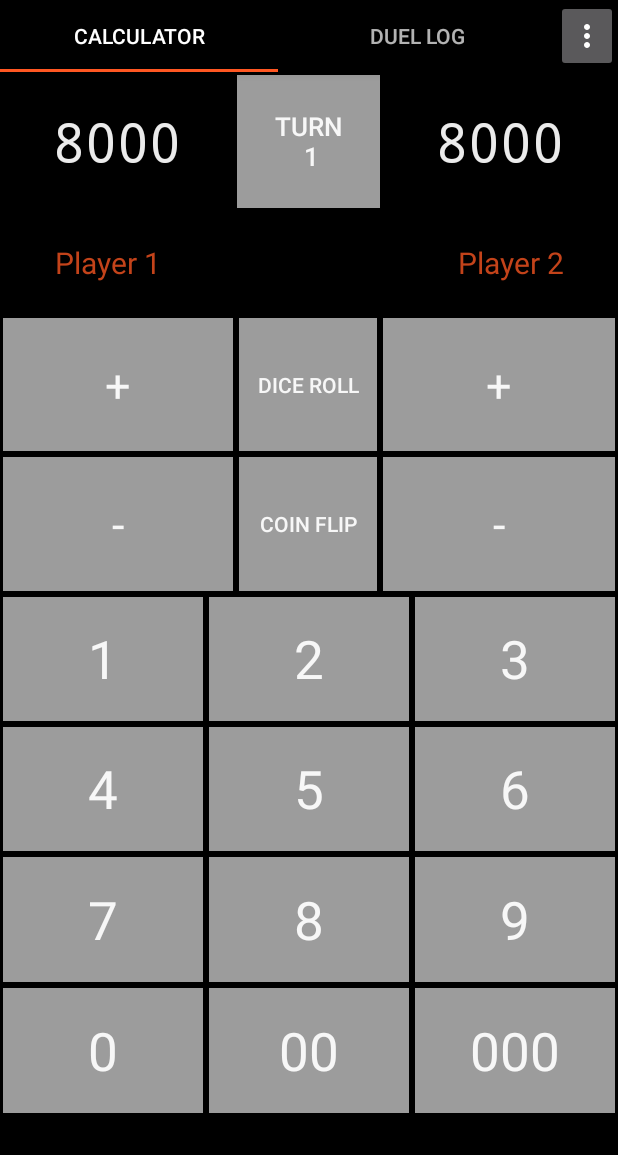
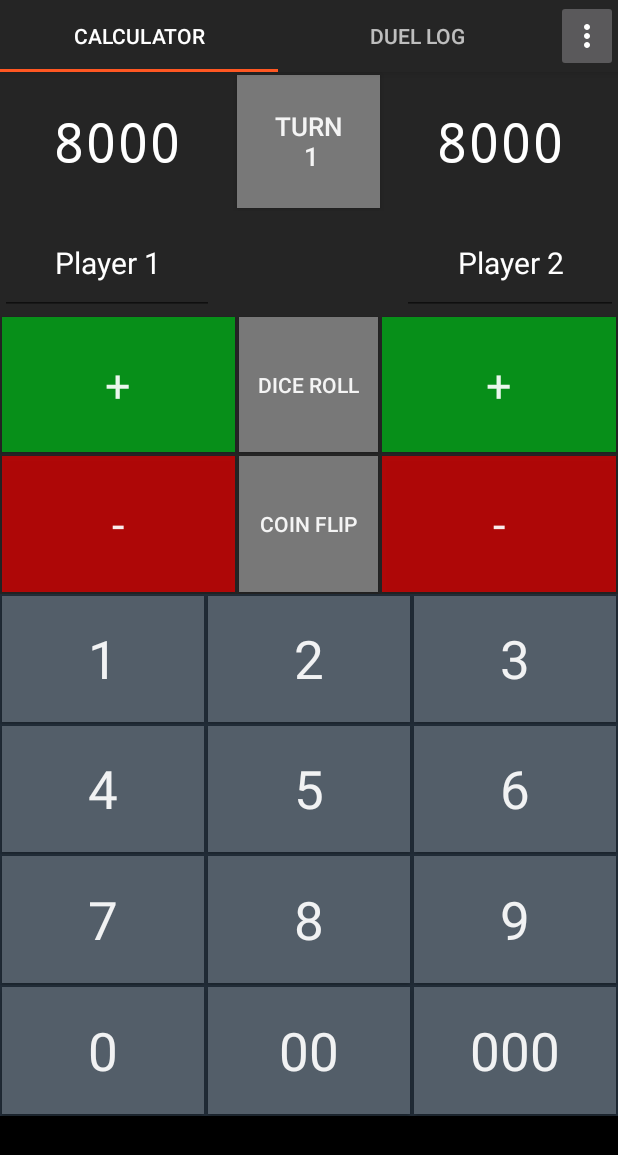
Before and after one commit to amicloud/SideDeck, an Android app: the screen it shows after launch (MainActivity), on a phone screen of 412 x 824 dp. Shown: the top 1155 px of the screen. Run offline under Robolectric (Android 15) with nearby library versions, the phone set to English and light mode, and no system bars; our stand-ins replace AdMob.

Commit message:
Created a new color scheme named "a_material"
Plans to add other schemes that the user can choose from, following the naming convention "b_material", "c_material" and so on

```diff
--- a/app/src/main/java/com/outplaysoftworks/sidedeck/CalcFragment.java
+++ b/app/src/main/java/com/outplaysoftworks/sidedeck/CalcFragment.java
@@ -293,4 +293,6 @@ public class CalcFragment extends Fragment {
         lpToast.show();
         LogFragment.addDataToSection(turnNumber,toastText);
     }
+
+
 }
--- a/app/src/main/java/com/outplaysoftworks/sidedeck/MainActivity.java
+++ b/app/src/main/java/com/outplaysoftworks/sidedeck/MainActivity.java
@@ -21,6 +21,7 @@ import android.view.View;
 import android.widget.AdapterView;
 import android.widget.ArrayAdapter;
 import android.widget.ListView;
+import android.widget.TextView;
 
 public class MainActivity extends AppCompatActivity {
     private String[] mPlanetTitles;
@@ -29,6 +30,8 @@ public class MainActivity extends AppCompatActivity {
     PopupMenu popup;
     private SectionsPagerAdapter mSectionsPagerAdapter;
     ViewPager mViewPager;
+    TextView playerOneName;
+    TextView playerTwoName;
 
     @Override
     protected void onCreate(Bundle savedInstanceState) {
@@ -67,6 +70,9 @@ public class MainActivity extends AppCompatActivity {
             }
         });
         //End of pure layout stuff
+
+        playerOneName = (TextView)findViewById(R.id.playerOneName);
+        playerTwoName= (TextView)findViewById(R.id.playerTwoName);
 
     }
 
@@ -207,4 +213,10 @@ public class MainActivity extends AppCompatActivity {
     public void coinFlip(View view){
         CalcFragment.coinFlip();
     }
+
+    @Override
+    public void onBackPressed(){
+        playerOneName.clearFocus();
+        playerTwoName.clearFocus();
+    }
 }
--- /dev/null
+++ b/app/src/main/res/drawable/button_pressed_green.xml
@@ -0,0 +1,14 @@
+<?xml version="1.0" encoding="utf-8"?>
+<selector xmlns:android="http://schemas.android.com/apk/res/android">
+    <item
+        android:state_focused="true"
+        android:state_pressed="true"
+        android:drawable="@color/a_material_accent" />
+
+    <item
+        android:state_focused="false"
+        android:state_pressed="true"
+        android:drawable="@color/a_material_green_dark" />
+
+    <item android:drawable="@color/a_material_green" />
+</selector>
--- /dev/null
+++ b/app/src/main/res/drawable/button_pressed_number.xml
@@ -0,0 +1,14 @@
+<?xml version="1.0" encoding="utf-8"?>
+<selector xmlns:android="http://schemas.android.com/apk/res/android">
+    <item
+        android:state_focused="true"
+        android:state_pressed="true"
+        android:drawable="@color/a_material_accent" />
+
+    <item
+        android:state_focused="false"
+        android:state_pressed="true"
+        android:drawable="@color/a_material_dark_tinted_dark" />
+
+    <item android:drawable="@color/a_material_dark_tinted" />
+</selector>
--- /dev/null
+++ b/app/src/main/res/drawable/button_pressed_operator.xml
@@ -0,0 +1,14 @@
+<?xml version="1.0" encoding="utf-8"?>
+<selector xmlns:android="http://schemas.android.com/apk/res/android">
+    <item
+        android:state_focused="true"
+        android:state_pressed="true"
+        android:drawable="@color/a_material_accent" />
+
+    <item
+        android:state_focused="false"
+        android:state_pressed="true"
+        android:drawable="@color/a_material_light_dark" />
+
+    <item android:drawable="@color/a_material_light" />
+</selector>
--- a/app/src/main/res/drawable/button_pressed.xml
+++ b/app/src/main/res/drawable/button_pressed_red.xml
@@ -3,12 +3,12 @@
     <item
         android:state_focused="true"
         android:state_pressed="true"
-        android:drawable="@color/accent" />
+        android:drawable="@color/a_material_accent" />
 
     <item
         android:state_focused="false"
         android:state_pressed="true"
-        android:drawable="@color/primary" />
+        android:drawable="@color/a_material_red_dark" />
 
-    <item android:drawable="@color/primary_light" />
+    <item android:drawable="@color/a_material_red" />
 </selector>
--- a/app/src/main/res/layout/activity_main.xml
+++ b/app/src/main/res/layout/activity_main.xml
@@ -27,7 +27,8 @@
                 <LinearLayout
                     android:layout_width="0dp"
                     android:layout_height="wrap_content"
-                    android:layout_weight="9">
+                    android:layout_weight="9"
+                    android:background="@color/a_material_dark">
                     <android.support.design.widget.TabLayout
                         android:id="@+id/tabs"
                         android:layout_width="match_parent"
@@ -37,7 +38,8 @@
                 <LinearLayout
                     android:layout_width="0dp"
                     android:layout_height="match_parent"
-                    android:layout_weight="1">
+                    android:layout_weight="1"
+                    android:background="@color/a_material_dark">
                     <ImageButton
                         android:layout_width="match_parent"
                         android:layout_height="match_parent"
@@ -68,7 +70,8 @@
             android:id="@+id/container"
             android:layout_width="match_parent"
             android:layout_height="match_parent"
-            app:layout_behavior="@string/appbar_scrolling_view_behavior" />
+            app:layout_behavior="@string/appbar_scrolling_view_behavior"
+            android:background="@color/a_material_dark" />
 
         <android.support.design.widget.FloatingActionButton
             android:id="@+id/fab"
--- a/app/src/main/res/layout/fragment_calc.xml
+++ b/app/src/main/res/layout/fragment_calc.xml
@@ -8,13 +8,13 @@
         android:layout_width="match_parent"
         android:layout_height="match_parent"
         android:orientation="vertical"
-        android:background="@color/primary">
+        android:background="@color/a_material_dark">
         <LinearLayout
             android:layout_width="fill_parent"
             android:layout_height="0dp"
             android:layout_weight="9"
             android:orientation="vertical"
-            android:background="@color/primary">
+            android:background="@color/a_material_dark">
 
             <!--First layout, for points and turn indicator-->
             <LinearLayout
@@ -34,7 +34,7 @@
                     android:maxLength="6"
                     android:layout_margin="2dp"
                     android:typeface="monospace"
-                    android:textColor="@color/primary_text" />
+                    android:textColor="@color/a_material_white" />
 
                 <Button android:id="@+id/buttonTurn"
                     android:layout_width="0dp"
@@ -43,7 +43,7 @@
                     android:text="Turn \n1"
                     android:textSize="17dp"
                     android:layout_margin="2dp"
-                    android:background="@drawable/button_pressed"
+                    android:background="@drawable/button_pressed_operator"
                     style="?android:attr/borderlessButtonStyle"
                     android:elevation="3dp"
                     android:textColor="@color/primary_text"
@@ -61,7 +61,7 @@
                     android:maxLength="6"
                     android:layout_margin="2dp"
                     android:typeface="monospace"
-                    android:textColor="@color/primary_text" />
+                    android:textColor="@color/a_material_white" />
 
             </LinearLayout>
 
@@ -87,7 +87,7 @@
                     android:elevation="0dp"
                     android:gravity="left|center_vertical"
                     android:typeface="sans"
-                    android:textColor="@color/accenttranslucent"
+                    android:textColor="@color/a_material_white"
                     android:textSize="20dp"
                     android:textIsSelectable="false"
                     android:clickable="true"
@@ -112,7 +112,7 @@
                     android:textSize="30dp"
                     android:elevation="0dp"
                     android:onClick="resetNumberHolder"
-                    android:textColor="@color/primary_text"
+                    android:textColor="@color/a_material_white"
                     android:textStyle="bold" />
 
                 <EditText
@@ -129,7 +129,7 @@
                     android:lines="1"
                     android:elevation="0dp"
                     android:typeface="sans"
-                    android:textColor="@color/accenttranslucent"
+                    android:textColor="@color/a_material_white"
                     android:textSize="20dp"
                     android:clickable="true"
                     android:focusable="true"
@@ -155,8 +155,8 @@
                     android:layout_weight="5"
                     android:text="+"
                     android:onClick="modLP"
-                    android:layout_margin="2dp"
-                    android:background="@drawable/button_pressed"
+                    android:layout_margin="1dp"
+                    android:background="@drawable/button_pressed_green"
                     style="?android:attr/borderlessButtonStyle"
                     android:elevation="2dp"
                     android:textSize="30dp"
@@ -169,8 +169,8 @@
                     android:layout_height="match_parent"
                     android:layout_weight="3"
                     android:text="Dice Roll"
-                    android:layout_margin="2dp"
-                    android:background="@drawable/button_pressed"
+                    android:layout_margin="1dp"
+                    android:background="@drawable/button_pressed_operator"
                     style="?android:attr/borderlessButtonStyle"
                     android:elevation="2dp"
                     android:textColor="@color/primary_text"
@@ -184,8 +184,8 @@
                     android:layout_weight="5"
                     android:text="+"
                     android:onClick="modLP"
-                    android:layout_margin="2dp"
-                    android:background="@drawable/button_pressed"
+                    android:layout_margin="1dp"
+                    android:background="@drawable/button_pressed_green"
                     style="?android:attr/borderlessButtonStyle"
                     android:elevation="2dp"
                     android:textSize="30dp"
@@ -208,8 +208,8 @@
                     android:layout_weight="5"
                     android:text="-"
                     android:onClick="modLP"
-                    android:layout_margin="2dp"
-                    android:background="@drawable/button_pressed"
+                    android:layout_margin="1dp"
+                    android:background="@drawable/button_pressed_red"
                     style="?android:attr/borderlessButtonStyle"
                     android:elevation="2dp"
                     android:textSize="30dp"
@@ -222,8 +222,8 @@
                     android:layout_height="match_parent"
                     android:layout_weight="3"
                     android:text="Coin Flip"
-                    android:layout_margin="2dp"
-                    android:background="@drawable/button_pressed"
+                    android:layout_margin="1dp"
+                    android:background="@drawable/button_pressed_operator"
                     style="?android:attr/borderlessButtonStyle"
                     android:elevation="2dp"
                     android:textColor="@color/primary_text"
@@ -237,8 +237,8 @@
                     android:layout_weight="5"
                     android:text="-"
                     android:onClick="modLP"
-                    android:layout_margin="2dp"
-                    android:background="@drawable/button_pressed"
+                    android:layout_margin="1dp"
+                    android:background="@drawable/button_pressed_red"
                     style="?android:attr/borderlessButtonStyle"
                     android:elevation="2dp"
                     android:textSize="30dp"
@@ -258,7 +258,7 @@
             android:layout_height="0dp"
             android:layout_weight="9"
             android:orientation="vertical"
-            android:background="@color/primary">
+            android:background="@color/a_material_dark_tinted_dark">
 
             <LinearLayout
                 android:layout_width="match_parent"
@@ -279,13 +279,13 @@
                     android:typeface="sans"
                     android:elegantTextHeight="false"
                     android:fontFamily="roboto"
-                    android:layout_margin="2dp"
+                    android:layout_margin="1dp"
                     android:elevation="2dp"
                     android:ellipsize="start"
                     android:padding="0dp"
                     android:outlineProvider="background"
                     style="?android:attr/borderlessButtonStyle"
-                    android:background="@drawable/button_pressed"
+                    android:background="@drawable/button_pressed_number"
                     android:shadowColor="#000000"
                     android:nestedScrollingEnabled="false"
                     android:textColor="@color/primary_text" />
@@ -301,13 +301,13 @@
                     android:typeface="sans"
                     android:elegantTextHeight="false"
                     android:fontFamily="roboto"
-                    android:layout_margin="2dp"
+                    android:layout_margin="1dp"
                     android:elevation="2dp"
                     android:ellipsize="start"
                     android:padding="0dp"
                     android:outlineProvider="background"
                     style="?android:attr/borderlessButtonStyle"
-                    android:background="@drawable/button_pressed"
+                    android:background="@drawable/button_pressed_number"
                     android:shadowColor="#000000"
                     android:nestedScrollingEnabled="false"
                     android:textColor="@color/primary_text" />
@@ -323,13 +323,13 @@
                     android:onClick="addToNumberHolder"
                     android:elegantTextHeight="false"
                     android:fontFamily="roboto"
-                    android:layout_margin="2dp"
+                    android:layout_margin="1dp"
                     android:elevation="2dp"
                     android:ellipsize="start"
                     android:padding="0dp"
                     android:outlineProvider="background"
                     style="?android:attr/borderlessButtonStyle"
-                    android:background="@drawable/button_pressed"
+                    android:background="@drawable/button_pressed_number"
                     android:shadowColor="#000000"
                     android:nestedScrollingEnabled="false"
                     android:textColor="@color/primary_text" />
@@ -353,13 +353,13 @@
                     android:onClick="addToNumberHolder"
                     android:elegantTextHeight="false"
                     android:fontFamily="roboto"
-                    android:layout_margin="2dp"
+                    android:layout_margin="1dp"
                     android:elevation="2dp"
                     android:ellipsize="start"
                     android:padding="0dp"
                     android:outlineProvider="background"
                     style="?android:attr/borderlessButtonStyle"
-                    android:background="@drawable/button_pressed"
+                    android:background="@drawable/button_pressed_number"
                     android:nestedScrollingEnabled="false"
                     android:textColor="@color/primary_text" />
                 <Button
@@ -374,13 +374,13 @@
                     android:onClick="addToNumberHolder"
                     android:elegantTextHeight="false"
                     android:fontFamily="roboto"
-                    android:layout_margin="2dp"
+                    android:layout_margin="1dp"
                     android:elevation="2dp"
                     android:ellipsize="start"
                     android:padding="0dp"
                     android:outlineProvider="background"
                     style="?android:attr/borderlessButtonStyle"
-                    android:background="@drawable/button_pressed"
+                    android:background="@drawable/button_pressed_number"
                     android:nestedScrollingEnabled="false"
                     android:textColor="@color/primary_text" />
                 <Button
@@ -395,13 +395,13 @@
                     android:onClick="addToNumberHolder"
                     android:elegantTextHeight="false"
                     android:fontFamily="roboto"
-                    android:layout_margin="2dp"
+                    android:layout_margin="1dp"
                     android:elevation="2dp"
                     android:ellipsize="start"
                     android:padding="0dp"
                     android:outlineProvider="background"
                     style="?android:attr/borderlessButtonStyle"
-                    android:background="@drawable/button_pressed"
+                    android:background="@drawable/button_pressed_number"
                     android:nestedScrollingEnabled="false"
                     android:textColor="@color/primary_text" />
 
@@ -424,13 +424,13 @@
                     android:onClick="addToNumberHolder"
                     android:elegantTextHeight="false"
                     android:fontFamily="roboto"
-                    android:layout_margin="2dp"
+                    android:layout_margin="1dp"
                     android:elevation="2dp"
                     android:ellipsize="start"
                     android:padding="0dp"
                     android:outlineProvider="background"
                     style="?android:attr/borderlessButtonStyle"
-                    android:background="@drawable/button_pressed"
+                    android:background="@drawable/button_pressed_number"
                     android:nestedScrollingEnabled="false"
                     android:textColor="@color/primary_text" />
                 <Button
@@ -445,13 +445,13 @@
                     android:onClick="addToNumberHolder"
                     android:elegantTextHeight="false"
                     android:fontFamily="roboto"
-                    android:layout_margin="2dp"
+                    android:layout_margin="1dp"
                     android:elevation="2dp"
                     android:ellipsize="start"
                     android:padding="0dp"
                     android:outlineProvider="background"
                     style="?android:attr/borderlessButtonStyle"
-                    android:background="@drawable/button_pressed"
+                    android:background="@drawable/button_pressed_number"
                     android:nestedScrollingEnabled="false"
                     android:textColor="@color/primary_text" />
                 <Button
@@ -466,13 +466,13 @@
                     android:onClick="addToNumberHolder"
                     android:elegantTextHeight="false"
                     android:fontFamily="roboto"
-                    android:layout_margin="2dp"
+                    android:layout_margin="1dp"
                     android:elevation="2dp"
                     android:ellipsize="start"
                     android:padding="0dp"
                     android:outlineProvider="background"
                     style="?android:attr/borderlessButtonStyle"
-                    android:background="@drawable/button_pressed"
+                    android:background="@drawable/button_pressed_number"
                     android:nestedScrollingEnabled="false"
                     android:textColor="@color/primary_text" />
 
@@ -496,13 +496,13 @@
                     android:onClick="addToNumberHolder"
                     android:elegantTextHeight="false"
                     android:fontFamily="roboto"
-                    android:layout_margin="2dp"
+                    android:layout_margin="1dp"
                     android:elevation="2dp"
                     android:ellipsize="start"
                     android:padding="0dp"
                     android:outlineProvider="background"
                     style="?android:attr/borderlessButtonStyle"
-                    android:background="@drawable/button_pressed"
+                    android:background="@drawable/button_pressed_number"
                     android:nestedScrollingEnabled="false"
                     android:textColor="@color/primary_text" />
                 <Button
@@ -517,13 +517,13 @@
                     android:onClick="addToNumberHolder"
                     android:elegantTextHeight="false"
                     android:fontFamily="roboto"
-                    android:layout_margin="2dp"
+                    android:layout_margin="1dp"
                     android:elevation="2dp"
                     android:ellipsize="start"
                     android:padding="0dp"
                     android:outlineProvider="background"
                     style="?android:attr/borderlessButtonStyle"
-                    android:background="@drawable/button_pressed"
+                    android:background="@drawable/button_pressed_number"
                     android:nestedScrollingEnabled="false"
                     android:textColor="@color/primary_text" />
                 <Button
@@ -538,13 +538,13 @@
                     android:onClick="addToNumberHolder"
                     android:elegantTextHeight="false"
                     android:fontFamily="roboto"
-                    android:layout_margin="2dp"
+                    android:layout_margin="1dp"
                     android:elevation="2dp"
                     android:ellipsize="start"
                     android:padding="0dp"
                     android:outlineProvider="background"
                     style="?android:attr/borderlessButtonStyle"
-                    android:background="@drawable/button_pressed"
+                    android:background="@drawable/button_pressed_number"
                     android:nestedScrollingEnabled="false"
                     android:textColor="@color/primary_text" />
 
--- a/app/src/main/res/layout/fragment_log.xml
+++ b/app/src/main/res/layout/fragment_log.xml
@@ -10,7 +10,8 @@
         android:layout_width="match_parent"
         android:layout_height="match_parent"
         android:id="@+id/viewHolder"
-        android:orientation="vertical">
+        android:orientation="vertical"
+        android:background="@color/a_material_dark">
 
     </LinearLayout>
 
--- a/app/src/main/res/values/colors.xml
+++ b/app/src/main/res/values/colors.xml
@@ -1,6 +1,6 @@
 <?xml version="1.0" encoding="utf-8"?>
 <resources>
-    <color name="primary">#000000</color>
+    <color name="primary">#ffffff</color>
     <color name="primary_dark">#616161</color>
     <color name="primary_light">#9c9c9c</color>
     <color name="accent">#ff5722</color>
@@ -11,4 +11,19 @@
 
     <color name="trans">#00b3e5fc</color>
     <color name="accenttranslucent">#c3ff5722</color>
+
+    <color name="a_material_dark">#252525</color>
+    <color name="a_material_light">#787878</color>
+    <color name="a_material_light_dark">#505050</color>
+    <color name="a_material_dark_tinted">#535E69</color>
+    <color name="a_material_dark_tinted_dark">#212c37</color>
+    <color name="a_material_accent">#FF8E14</color>
+    <color name="a_material_red">#c3db0000</color>
+    <color name="a_material_red_dark">#7ddb0000</color>
+    <color name="a_material_green">#c900ad17</color>
+    <color name="a_material_green_dark">#8e00ad17</color>
+    <color name="a_material_white">#FFFFFF</color>
+    <color name="a_material_black">#000000</color>
+
+
 </resources>
```
